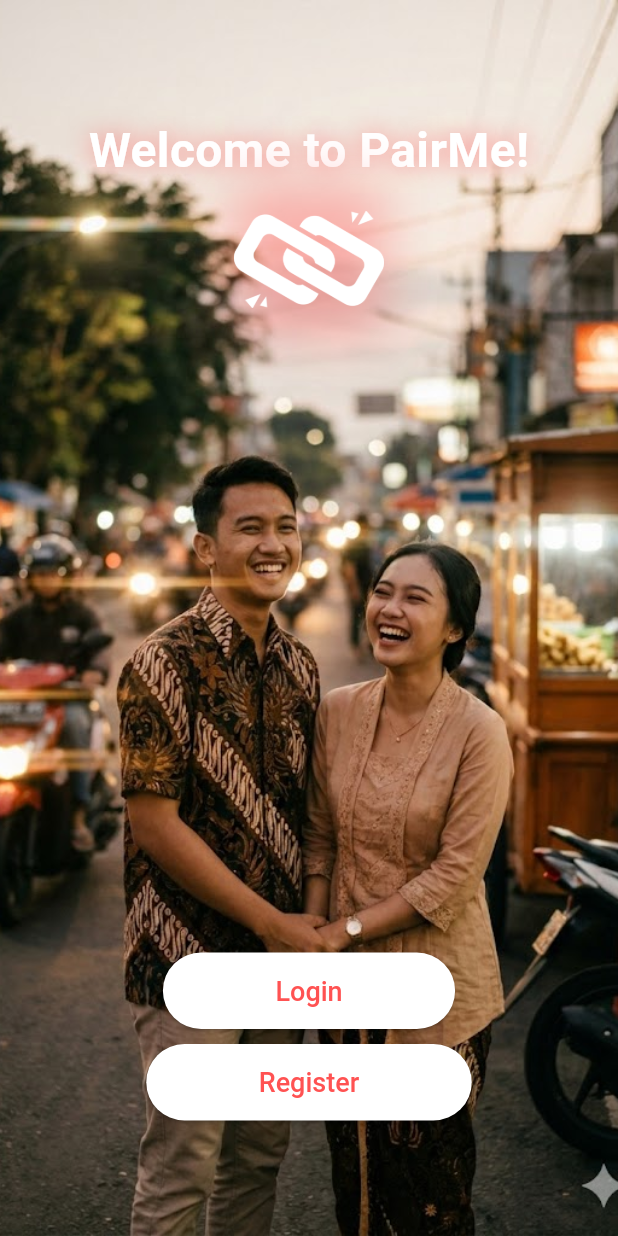
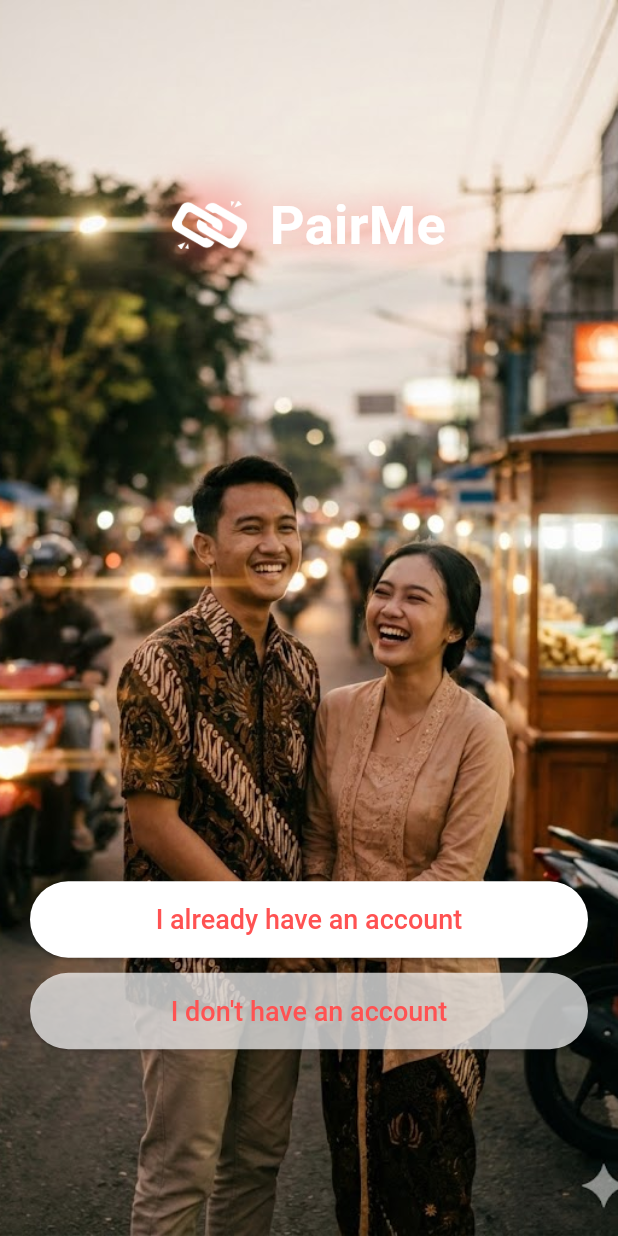
Before and after one commit to ItsAutumnSai/DatingApp, a Flutter app: the screen it shows after launch, on a phone screen of 412 x 824 dp. Run offline on Flutter 3.47's test engine with Material 3 defaults, Android fonts, the phone set to English and light mode, and no system bars; drawn by our look-alikes of carousel_slider.

Commit message:
better front page

```diff
--- a/lib/presentation/front_page.dart
+++ b/lib/presentation/front_page.dart
@@ -49,71 +49,84 @@ class _FrontPageState extends State<FrontPage> {
               child: Column(
                 mainAxisAlignment: MainAxisAlignment.center,
                 children: [
+                  Row(
+                    mainAxisAlignment: MainAxisAlignment.center,
+                    children: [
+                      Container(
+                        decoration: BoxDecoration(
+                          boxShadow: [
+                            BoxShadow(
+                              color: Colors.redAccent.withAlpha(100),
+                              blurRadius: 20,
+                            ),
+                          ],
+                        ),
+                        child: Image.asset(
+                          logoImageWhite,
+                          width: 50,
+                          height: 50,
+                        ),
+                      ),
+                      SizedBox(width: 15),
                       Text(
-                    'Welcome to ${widget.title}!',
+                        widget.title,
                         style: TextStyle(
                           color: Colors.white,
-                      fontSize: 32,
+                          fontSize: 36,
                           fontWeight: FontWeight.bold,
                           shadows: [
                             Shadow(
-                          blurRadius: 20.0,
+                              blurRadius: 30.0,
                               color: Colors.redAccent.withAlpha(150),
                             ),
                           ],
                         ),
                       ),
-                  Container(
-                    decoration: BoxDecoration(
-                      boxShadow: [
-                        BoxShadow(
-                          color: Colors.redAccent.withAlpha(100),
-                          blurRadius: 30,
-                        ),
                     ],
                   ),
-                    child: Image.asset(logoImageWhite, width: 100, height: 100),
-                  ),
                   SizedBox(height: screenHeight * 0.5),
+                  Padding(
+                    padding: const EdgeInsets.symmetric(horizontal: 20),
+                    child: Column(
+                      children: [
                         ElevatedButton(
                           onPressed: () {
                             // Navigate to the next page or perform an action
                           },
                           style: ElevatedButton.styleFrom(
                             backgroundColor: Colors.white,
-                      padding: EdgeInsets.symmetric(
-                        horizontal: 75,
-                        vertical: 15,
-                      ),
-                      textStyle: TextStyle(
+                            minimumSize: const Size(double.infinity, 50),
+                            padding: const EdgeInsets.symmetric(vertical: 15),
+                            textStyle: const TextStyle(
                               fontSize: 18,
                               fontWeight: FontWeight.w500,
                             ),
                           ),
-                    child: Text(
-                      'Login',
+                          child: const Text(
+                            'I already have an account',
                             style: TextStyle(color: Colors.redAccent),
                           ),
                         ),
-                  SizedBox(height: 10),
+                        const SizedBox(height: 10),
                         ElevatedButton(
                           onPressed: () {
                             // Navigate to the next page or perform an action
                           },
                           style: ElevatedButton.styleFrom(
-                      backgroundColor: Colors.white,
-                      padding: EdgeInsets.symmetric(
-                        horizontal: 75,
-                        vertical: 15,
-                      ),
-                      textStyle: TextStyle(
+                            backgroundColor: Colors.white70,
+                            minimumSize: const Size(double.infinity, 50),
+                            padding: const EdgeInsets.symmetric(vertical: 15),
+                            textStyle: const TextStyle(
                               fontSize: 18,
                               fontWeight: FontWeight.w500,
                             ),
                           ),
-                    child: Text(
-                      'Register',
+                          child: const Text(
+                            'I don\'t have an account',
                             style: TextStyle(color: Colors.redAccent),
+                          ),
+                        ),
+                      ],
                     ),
                   ),
                 ],
```
Also changed, not shown: 2 other files. Lines whose indentation alone changed are shown as unchanged.
